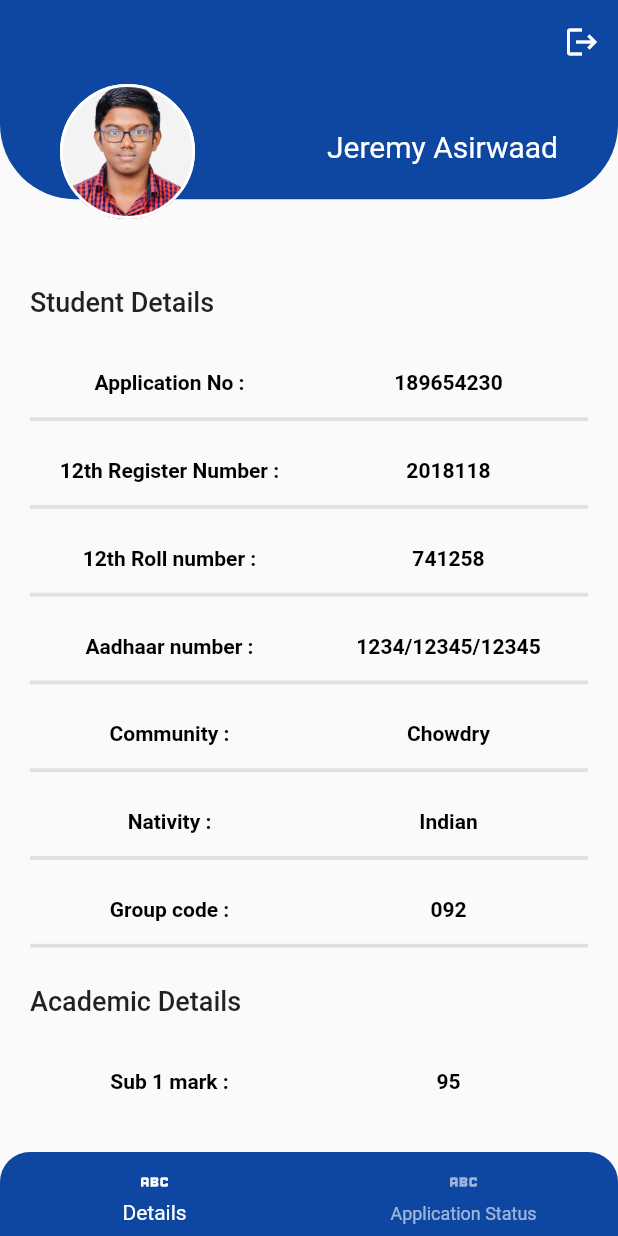
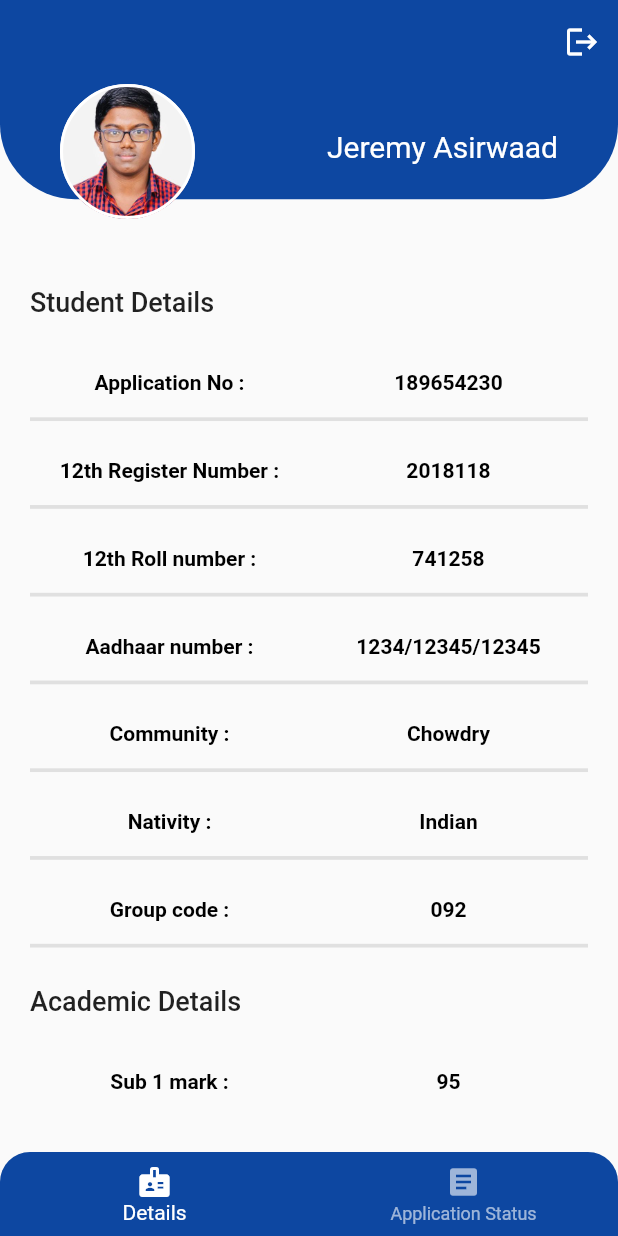
Before and after one commit to jeremyasirwaad/tneav2, a Flutter app: the screen it shows after launch, after a tap on "Login", on a phone screen of 412 x 824 dp. Run offline on Flutter 3.47's test engine with Material 2 defaults, Android fonts, the phone set to English and light mode, and no system bars; our stand-ins replace google_fonts, page_transition.

Commit message:
logo added

```diff
--- a/lib/dashboard.dart
+++ b/lib/dashboard.dart
@@ -103,10 +103,9 @@ class _dashboardState extends State<dashboard> {
           onTap: onTabTapped,
           backgroundColor: Colors.blue.shade900,
           items: [
+            BottomNavigationBarItem(icon: Icon(Icons.badge), label: "Details"),
             BottomNavigationBarItem(
-                icon: Icon(Icons.abc_outlined), label: "Details"),
-            BottomNavigationBarItem(
-                icon: Icon(Icons.abc_outlined), label: "Application Status")
+                icon: Icon(Icons.article), label: "Application Status")
           ],
         ),
       ),
--- a/lib/login.dart
+++ b/lib/login.dart
@@ -29,7 +29,8 @@ class _loginpageState extends State<loginpage> {
             ),
             Padding(
               padding: EdgeInsets.all(30),
-              child: Column(
+              child: Row(children: [
+                Column(
                   crossAxisAlignment: CrossAxisAlignment.start,
                   children: [
                     // Image.asset(
@@ -59,6 +60,15 @@ class _loginpageState extends State<loginpage> {
                     )
                   ],
                 ),
+                Container(
+                  padding: EdgeInsets.only(left: 15, bottom: 10),
+                  child: Image.asset(
+                    "asserts/logo.webp",
+                    height: 80,
+                    width: 80,
+                  ),
+                )
+              ]),
             ),
             Expanded(
               child: Container(
```
Lines whose indentation alone changed are shown as unchanged.
